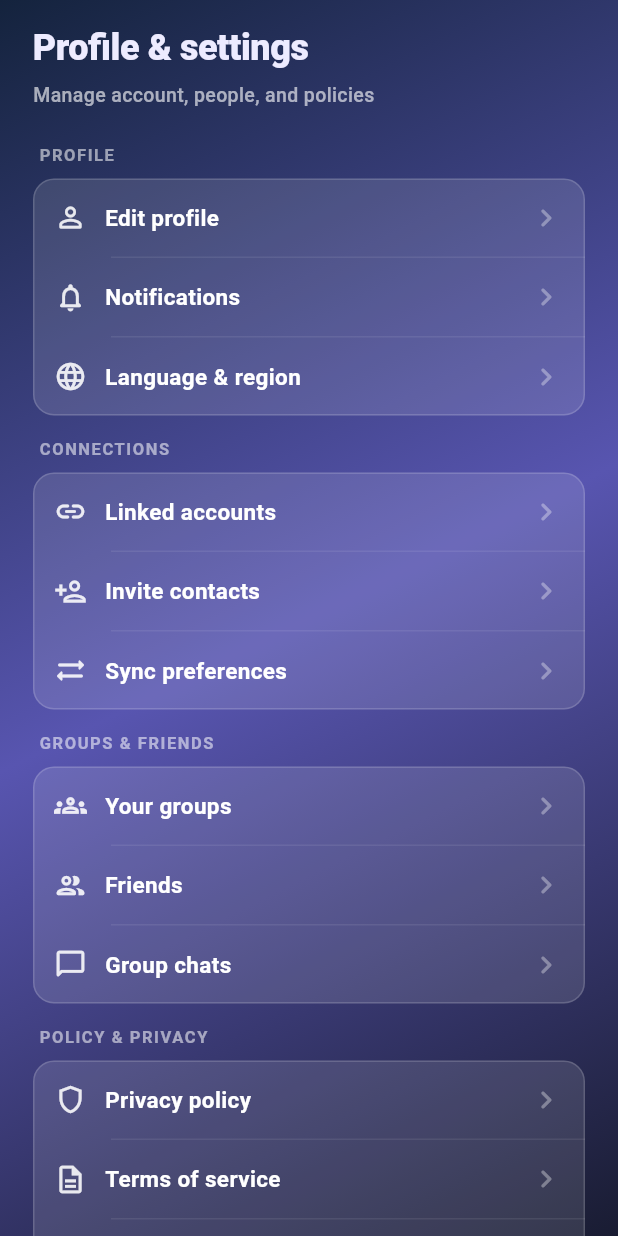
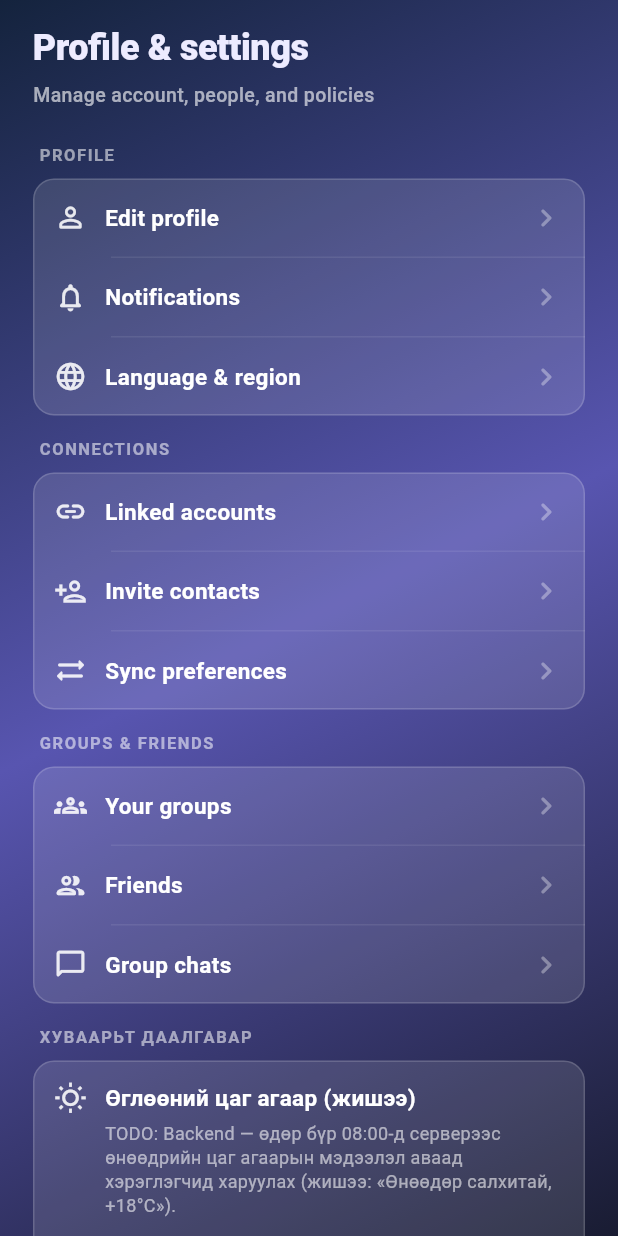
Before and after one commit to Dorjnyam/minimax, a Flutter app: the BaigalaaShell screen opened directly, swiped to page 2, on a phone screen of 412 x 824 dp. Run offline on Flutter 3.47's test engine with Material 3 defaults, Android fonts, the phone set to English and light mode, and no system bars; our stand-ins replace audioplayers, equatable, flutter_bloc, flutter_secure_storage, flutter_tts, geolocator and 3 more; missing offline and left inert: flutter_foreground_task, flutter_overlay_window, porcupine_flutter, record; accounts and stored records are empty.

Commit message:
ninth commit

```diff
--- a/lib/features/profile/presentation/baigalaa_profile_page.dart
+++ b/lib/features/profile/presentation/baigalaa_profile_page.dart
@@ -1,7 +1,10 @@
 import 'package:flutter/material.dart';
 
-/// Hub for profile, social, and policy — same gradient shell as [AssistantPage].
-/// Placeholder rows until backend wiring; visuals can be swapped later.
+import 'policy_document_page.dart';
+import 'profile_legal_content.dart';
+import 'profile_permissions_page.dart';
+
+/// Hub for profile, social, policy, permissions, and scheduled tasks (Baigalaa shell).
 class BaigalaaProfilePage extends StatelessWidget {
   const BaigalaaProfilePage({super.key});
 
@@ -12,6 +15,36 @@ class BaigalaaProfilePage extends StatelessWidget {
       colors: [Color(0xFF14233D), Color(0xFF5855B0), Color(0xFF191C32)],
     ),
   );
+
+  void _openPolicy(BuildContext context) {
+    Navigator.of(context).push<void>(
+      MaterialPageRoute<void>(
+        builder: (_) => PolicyDocumentPage(
+          title: ProfileLegalContent.privacyPolicyTitle,
+          bodyText: ProfileLegalContent.privacyPolicyBody,
+        ),
+      ),
+    );
+  }
+
+  void _openTerms(BuildContext context) {
+    Navigator.of(context).push<void>(
+      MaterialPageRoute<void>(
+        builder: (_) => PolicyDocumentPage(
+          title: ProfileLegalContent.termsOfServiceTitle,
+          bodyText: ProfileLegalContent.termsOfServiceBody,
+        ),
+      ),
+    );
+  }
+
+  void _openPermissions(BuildContext context) {
+    Navigator.of(context).push<void>(
+      MaterialPageRoute<void>(
+        builder: (_) => const ProfilePermissionsPage(),
+      ),
+    );
+  }
 
   @override
   Widget build(BuildContext context) {
@@ -44,36 +77,110 @@ class BaigalaaProfilePage extends StatelessWidget {
               _SectionCard(
                 title: 'Profile',
                 children: [
-                  _tile(context, Icons.person_outline_rounded, 'Edit profile'),
-                  _tile(context, Icons.notifications_none_rounded, 'Notifications'),
-                  _tile(context, Icons.language_rounded, 'Language & region'),
+                  _ProfileTile(
+                    icon: Icons.person_outline_rounded,
+                    label: 'Edit profile',
+                    onTap: () {},
+                  ),
+                  _ProfileTile(
+                    icon: Icons.notifications_none_rounded,
+                    label: 'Notifications',
+                    onTap: () {},
+                  ),
+                  _ProfileTile(
+                    icon: Icons.language_rounded,
+                    label: 'Language & region',
+                    onTap: () {},
+                  ),
                 ],
               ),
               const SizedBox(height: 14),
               _SectionCard(
                 title: 'Connections',
                 children: [
-                  _tile(context, Icons.link_rounded, 'Linked accounts'),
-                  _tile(context, Icons.person_add_outlined, 'Invite contacts'),
-                  _tile(context, Icons.sync_alt_rounded, 'Sync preferences'),
+                  _ProfileTile(
+                    icon: Icons.link_rounded,
+                    label: 'Linked accounts',
+                    onTap: () {},
+                  ),
+                  _ProfileTile(
+                    icon: Icons.person_add_outlined,
+                    label: 'Invite contacts',
+                    onTap: () {},
+                  ),
+                  _ProfileTile(
+                    icon: Icons.sync_alt_rounded,
+                    label: 'Sync preferences',
+                    onTap: () {},
+                  ),
                 ],
               ),
               const SizedBox(height: 14),
               _SectionCard(
                 title: 'Groups & friends',
                 children: [
-                  _tile(context, Icons.groups_outlined, 'Your groups'),
-                  _tile(context, Icons.people_outline_rounded, 'Friends'),
-                  _tile(context, Icons.chat_bubble_outline_rounded, 'Group chats'),
+                  _ProfileTile(
+                    icon: Icons.groups_outlined,
+                    label: 'Your groups',
+                    onTap: () {},
+                  ),
+                  _ProfileTile(
+                    icon: Icons.people_outline_rounded,
+                    label: 'Friends',
+                    onTap: () {},
+                  ),
+                  _ProfileTile(
+                    icon: Icons.chat_bubble_outline_rounded,
+                    label: 'Group chats',
+                    onTap: () {},
+                  ),
+                ],
+              ),
+              const SizedBox(height: 14),
+              _SectionCard(
+                title: 'Хуваарьт даалгавар',
+                children: [
+                  _ProfileTile(
+                    icon: Icons.wb_sunny_outlined,
+                    label: 'Өглөөний цаг агаар (жишээ)',
+                    subtitle:
+                        'TODO: Backend — өдөр бүр 08:00-д серверээс өнөөдрийн цаг агаарын '
+                        'мэдээлэл аваад хэрэглэгчид харуулах (жишээ: «Өнөөдөр салхитай, +18°C»).',
+                    showChevron: false,
+                    onTap: () {},
+                  ),
+                  _ProfileTile(
+                    icon: Icons.schedule_rounded,
+                    label: 'Хуваарьт текст → backend',
+                    subtitle:
+                        'TODO: Тодорхой цаг хугацаанд (жишээ нь 8 цагт) текст илгээж, '
+                        'backend-ээс хариу авч дэлгэцэнд гаргах (програмчилсан даалгавар).',
+                    showChevron: false,
+                    onTap: () {},
+                  ),
                 ],
               ),
               const SizedBox(height: 14),
               _SectionCard(
                 title: 'Policy & privacy',
                 children: [
-                  _tile(context, Icons.shield_outlined, 'Privacy policy'),
-                  _tile(context, Icons.description_outlined, 'Terms of service'),
-                  _tile(context, Icons.cookie_outlined, 'Cookies & data'),
+                  _ProfileTile(
+                    icon: Icons.shield_outlined,
+                    label: 'Нууцлалын бодлого',
+                    onTap: () => _openPolicy(context),
+                  ),
+                  _ProfileTile(
+                    icon: Icons.description_outlined,
+                    label: 'Үйлчилгээний нөхцөл',
+                    onTap: () => _openTerms(context),
+                  ),
+                  _ProfileTile(
+                    icon: Icons.admin_panel_settings_outlined,
+                    label: 'Зөвшөөрлүүд',
+                    subtitle:
+                        'Микрофон, байршил, мэдэгдэл — аль нь зөвшөөрөгдсөнийг харах',
+                    onTap: () => _openPermissions(context),
+                  ),
                 ],
               ),
             ],
@@ -81,10 +188,6 @@ class BaigalaaProfilePage extends StatelessWidget {
         ),
       ),
     );
-  }
-
-  Widget _tile(BuildContext context, IconData icon, String label) {
-    return _ProfileTile(icon: icon, label: label, onTap: () {});
   }
 }
 
@@ -153,11 +256,15 @@ class _ProfileTile extends StatelessWidget {
     required this.icon,
     required this.label,
     required this.onTap,
+    this.subtitle,
+    this.showChevron = true,
   });
 
   final IconData icon;
   final String label;
   final VoidCallback onTap;
+  final String? subtitle;
+  final bool showChevron;
 
   @override
   Widget build(BuildContext context) {
@@ -171,11 +278,17 @@ class _ProfileTile extends StatelessWidget {
         child: Padding(
           padding: const EdgeInsets.symmetric(horizontal: 14, vertical: 14),
           child: Row(
+            crossAxisAlignment: subtitle != null
+                ? CrossAxisAlignment.start
+                : CrossAxisAlignment.center,
             children: [
               Icon(icon, color: Colors.white.withValues(alpha: 0.88), size: 22),
               const SizedBox(width: 12),
               Expanded(
-                child: Text(
+                child: Column(
+                  crossAxisAlignment: CrossAxisAlignment.start,
+                  children: [
+                    Text(
                       label,
                       style: const TextStyle(
                         color: Colors.white,
@@ -183,7 +296,21 @@ class _ProfileTile extends StatelessWidget {
                         fontSize: 15,
                       ),
                     ),
+                    if (subtitle != null) ...[
+                      const SizedBox(height: 6),
+                      Text(
+                        subtitle!,
+                        style: TextStyle(
+                          color: Colors.white.withValues(alpha: 0.58),
+                          fontSize: 12,
+                          height: 1.35,
                         ),
+                      ),
+                    ],
+                  ],
+                ),
+              ),
+              if (showChevron)
                 Icon(
                   Icons.chevron_right_rounded,
                   color: Colors.white.withValues(alpha: 0.35),
--- /dev/null
+++ b/lib/features/profile/presentation/profile_legal_content.dart
@@ -0,0 +1,53 @@
+/// Mongolian legal copy for in-app viewing (Baigalaa / hackathon demo — revise with counsel before production).
+abstract final class ProfileLegalContent {
+  static const String privacyPolicyTitle = 'Нууцлалын бодлого';
+
+  static const String privacyPolicyBody = '''
+Энэхүү аппликешн нь таны ашиглалтын туршид зарим мэдээллийг боловсруулна. Доорх зүйлсийг анхаарна уу.
+
+Цуглуулж буй мэдээлэл
+Бид үйлчилгээ үзүүлэхийн тулд бүртгэлийн и-мэйл, хэрэглэгчийн профайлын товч мэдээлэл, төхөөрөмжийн төрөл, түүнчлэн та зөвшөөрсөн тохиолдолд байршил болон микрофоны аудио урсгалыг боловсруулж болно.
+
+Зориулалт
+Мэдээллийг бүртгэл баталгаажуулах, хувийн тусламжийн хариу өгөх, болон хэрэглэгчийн тохиргоог сануулахад ашиглана. Бид таны зөвшөөрөлгүйгээр гуравдагч этгээдэд хувийн мэдээллийг худалдахгүй.
+
+Хадгалах хугацаа
+Бүртгэлийн мэдээллийг үйлчилгээ үзүүлж буй хугацаанд хадгална. Хэрэглэгчийн хүсэлтээр устгах боломжтой.
+
+Эрхүүд
+Та өөрийн мэдээллийг үзэх, засах, устгуулах, болон боловсруулалтыг хязгаарлах эрхтэй. Холбоо барих хаягийг аппын дэмжлэгийн сувагаар авах боломжтой.
+
+Өөрчлөлт
+Энэ бодлогыг шинэчилж болно. Чухал өөрчлөлтийг апп дотор мэдэгдэнэ.
+
+Сүүлийн шинэчлэл: 2026 оны 5 сар.
+''';
+
+  static const String termsOfServiceTitle = 'Үйлчилгээний нөхцөл';
+
+  static const String termsOfServiceBody = '''
+Baigalaa аппликешнийг ашигласнаар та доорх нөхцөлийг зөвшөөрсөнд тооцогдоно.
+
+Зориулалт
+Апп нь хувийн туслах, чат, байршилтай холбоотой үйлчилгээ зэргийг санал болгоно. Үйлчилгээ нь туршилтын / hackathon орчинд өөрчлөгдөж болзошгүй.
+
+Хэрэглэгчийн үүрэг
+Та бүртгэлийн мэдээллийг үнэн зөв өгөх, нууц үг болон токены аюулгүй байдлыг хадгалах үүрэгтэй. Системд хохирол учруулах зорилгоор ашиглахыг хориглоно.
+
+Хариуцлага
+Апп нь одоогийн байдлаар үйлчилгээ үзүүлнэ. Бид үйлчилгээний тасалдал, өгөгдөл алдагдах эсвэл гуравдагч үйлчилгээний алдаанаас үүдэх шууд болон шууд бус хохирлыг хариуцахгүй, хуулиар өөрөөр заагаагүй бол.
+
+Оюуны өмч
+Аппын дизайн, код, агуулгыг зохиогчийн эрхээр хамгаална.
+
+Дуусах
+Та бүртгэлээ устгах эсвэл бидний эрх бүхий тохиолдолд үйлчилгээг зогсоох боломжтой.
+
+Холбогдох хууль
+Энэ нөхцөлд Монгол Улсын холбогдох хууль тогтоомж хамаарна.
+
+Асуулттай бол аппын дэмжлэгтэй холбогдоно уу.
+
+Сүүлийн шинэчлэл: 2026 оны 5 сар.
+''';
+}
```
Also changed, not shown: lib/features/profile/presentation/policy_document_page.dart (added, +61 -0 lines), lib/features/profile/presentation/profile_permissions_page.dart (added, +286 -0 lines). Lines whose indentation alone changed are shown as unchanged.
